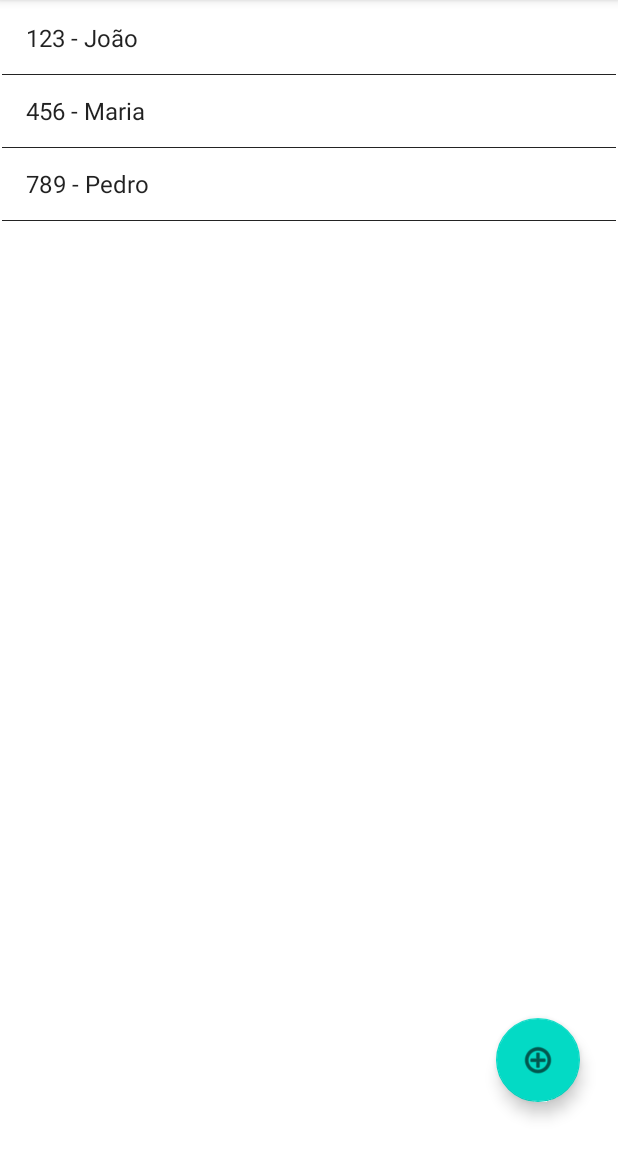
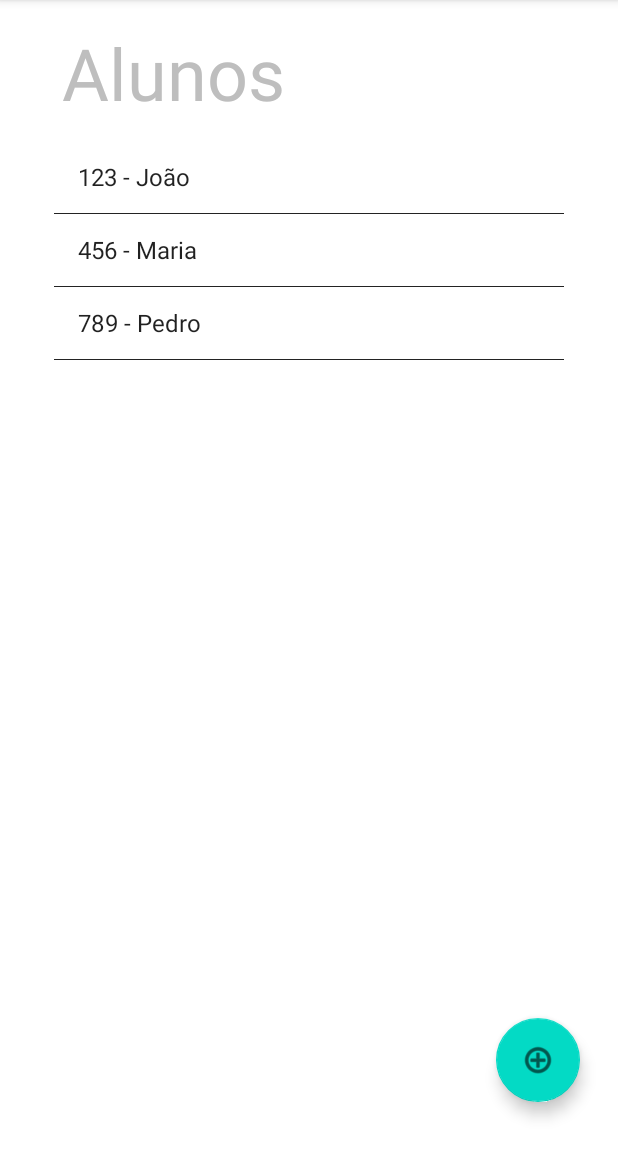
Before and after one commit to wellAlpha/lista_de_alunos, an Android app: the screen it shows after launch (MainActivity), on a phone screen of 412 x 824 dp, the part 84-1236 px from its top. Run offline under Robolectric (Android 15) with nearby library versions, the phone set to English and light mode, and no system bars.

Commit message:
fix: ajustando tela de listagem.

```diff
--- a/app/src/main/res/layout/activity_main.xml
+++ b/app/src/main/res/layout/activity_main.xml
@@ -16,22 +16,39 @@
         android:clickable="true"
         app:layout_constraintBottom_toBottomOf="parent"
         app:layout_constraintEnd_toEndOf="parent"
+        app:layout_constraintTop_toBottomOf="@+id/list"
         app:srcCompat="@android:drawable/ic_menu_add" />
+
+    <TextView
+        android:id="@+id/textView3"
+        android:layout_width="wrap_content"
+        android:layout_height="wrap_content"
+        android:layout_marginTop="16dp"
+        android:layout_marginBottom="14dp"
+        android:text="Alunos"
+        android:textAlignment="center"
+        android:textSize="48dp"
+        app:layout_constraintBottom_toTopOf="@+id/list"
+        app:layout_constraintEnd_toEndOf="parent"
+        app:layout_constraintHorizontal_bias="0.156"
+        app:layout_constraintStart_toStartOf="parent"
+        app:layout_constraintTop_toTopOf="parent"
+        app:layout_constraintVertical_bias="0.0">
+
+    </TextView>
 
     <ListView
         android:id="@+id/list"
         android:layout_width="0dp"
         android:layout_height="0dp"
-        android:layout_marginStart="1dp"
-        android:layout_marginTop="1dp"
-        android:layout_marginEnd="1dp"
-        android:layout_marginBottom="1dp"
-        app:layout_constraintBottom_toBottomOf="parent"
+        android:layout_marginStart="36dp"
+        android:layout_marginTop="94dp"
+        android:layout_marginEnd="36dp"
+        android:layout_marginBottom="14dp"
+        app:layout_constraintBottom_toTopOf="@+id/floatingActionButton"
         app:layout_constraintEnd_toEndOf="parent"
-        app:layout_constraintHorizontal_bias="1.0"
         app:layout_constraintStart_toStartOf="parent"
-        app:layout_constraintTop_toTopOf="parent"
-        app:layout_constraintVertical_bias="0.0">
+        app:layout_constraintTop_toTopOf="parent">
 
     </ListView>
 </androidx.constraintlayout.widget.ConstraintLayout>
```
